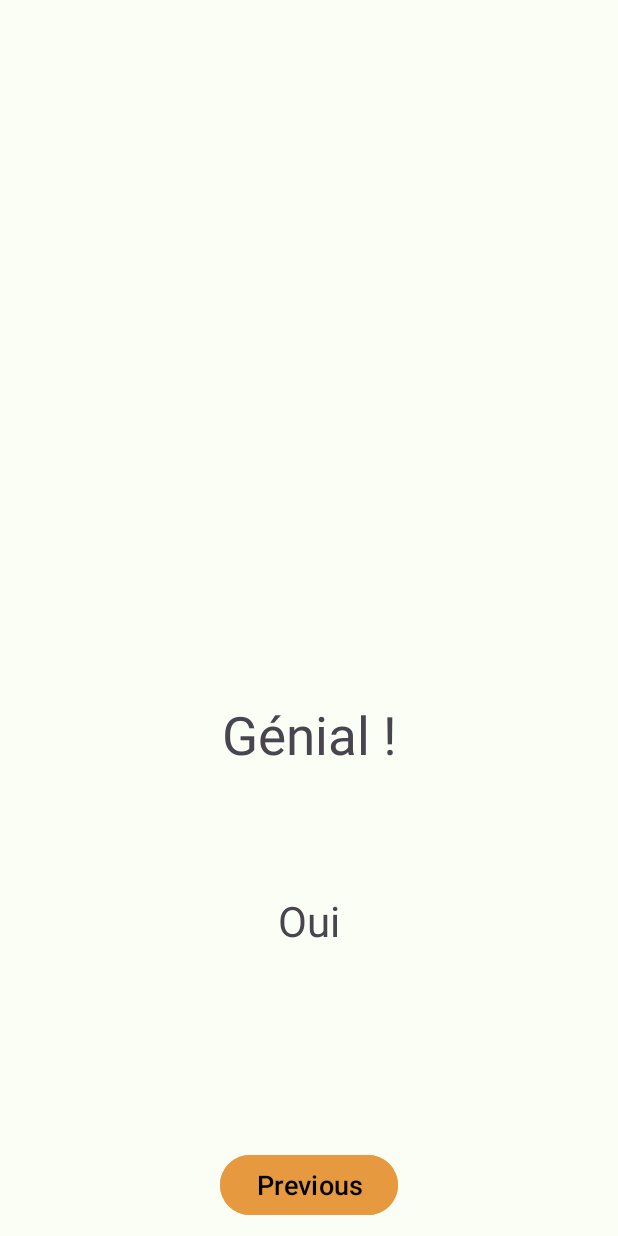
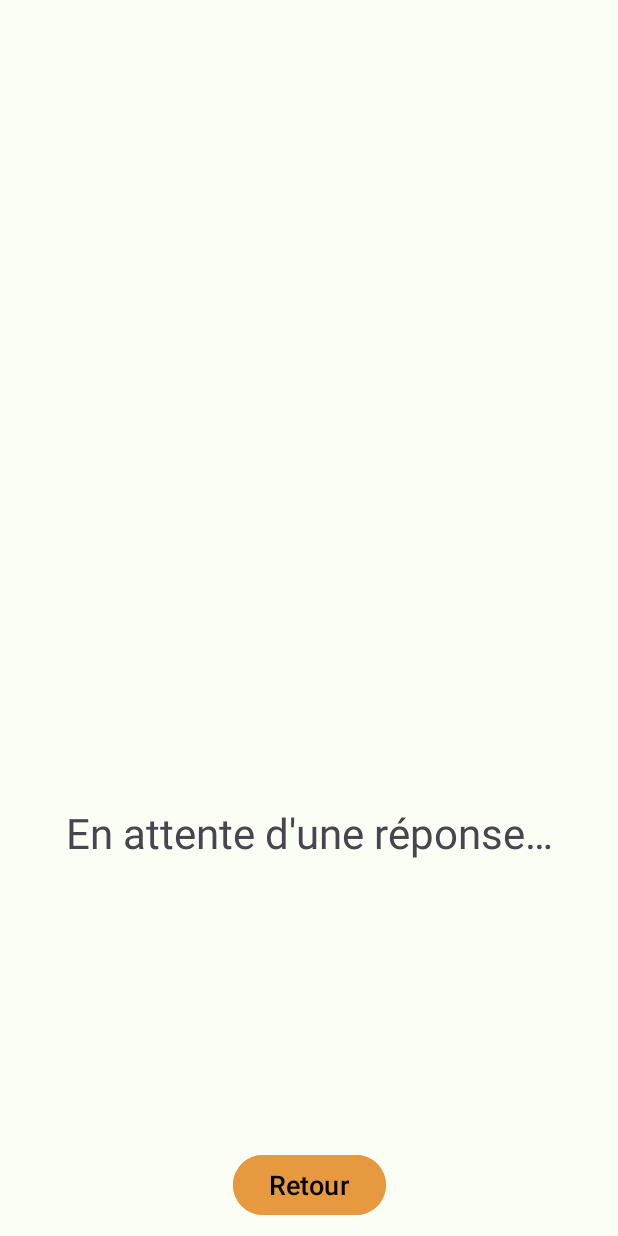
Before and after one commit to NicolasSocquetJuglard/APA, an Android app: the layout fragment_second.xml on its own in the app's theme, with its tools: preview values and no code run, on a phone screen of 412 x 824 dp. Run offline under Robolectric (Android 15) with nearby library versions, the phone set to English and light mode, and no system bars.

Commit message:
Récup réponse et l'affiche

```diff
--- a/Maquette/app/src/main/java/com/csm2s/maquette/FirstFragment.kt
+++ b/Maquette/app/src/main/java/com/csm2s/maquette/FirstFragment.kt
@@ -41,7 +41,7 @@ class FirstFragment : Fragment() {
         }
 
         binding.buttonNo.setOnClickListener {
-            val answerQuestionByButton = view.findViewById<Button>(R.id.button_yes)
+            val answerQuestionByButton = view.findViewById<Button>(R.id.button_no)
             val answerQuestion = answerQuestionByButton.text.toString()
             val action = FirstFragmentDirections.actionFirstFragmentToSecondFragment(answerQuestion)
             findNavController().navigate(action)
--- a/Maquette/app/src/main/res/layout/fragment_second.xml
+++ b/Maquette/app/src/main/res/layout/fragment_second.xml
@@ -26,27 +26,16 @@
             app:layout_constraintTop_toTopOf="parent" />
 
         <TextView
-            android:id="@+id/textview_second"
-            android:layout_width="wrap_content"
-            android:layout_height="wrap_content"
-            android:layout_marginTop="450dp"
-            android:text="@string/label_wonderful"
-            android:textSize="35sp"
-            app:layout_constraintEnd_toEndOf="parent"
-            app:layout_constraintStart_toStartOf="parent"
-            app:layout_constraintTop_toTopOf="parent" />
-
-        <TextView
             android:id="@+id/textview_second_answer"
             android:layout_width="wrap_content"
             android:layout_height="wrap_content"
-            android:text="@string/label_yes"
+            android:text="@string/label_waiting_for_answer"
             android:textSize="28sp"
             app:layout_constraintBottom_toTopOf="@+id/button_second"
             app:layout_constraintEnd_toEndOf="parent"
             app:layout_constraintStart_toStartOf="parent"
-            app:layout_constraintTop_toBottomOf="@+id/textview_second"
-            app:layout_constraintVertical_bias="0.379" />
+            app:layout_constraintTop_toTopOf="parent"
+            app:layout_constraintVertical_bias="0.73" />
 
     </androidx.constraintlayout.widget.ConstraintLayout>
 </androidx.core.widget.NestedScrollView>
--- a/Maquette/app/src/main/res/values/strings.xml
+++ b/Maquette/app/src/main/res/values/strings.xml
@@ -4,8 +4,8 @@
     <!-- Strings used for fragments for navigation -->
     <string name="first_fragment_label">First Fragment</string>
     <string name="second_fragment_label">Second Fragment</string>
-    <string name="label_next">Next</string>
-    <string name="label_previous">Previous</string>
+    <string name="label_next">Suivant</string>
+    <string name="label_previous">Retour</string>
     <string name="label_yes">Oui</string>
     <string name="label_lets_go">"C'est parti !"</string>
     <string name="label_no">Non</string>
@@ -15,4 +15,5 @@
     </string>
     <string name="label_wonderful">Génial !</string>
     <string name="label_answer_activity">Vous avez répondu %s !</string>
+    <string name="label_waiting_for_answer">"En attente d'une réponse&#8230;"</string>
 </resources>
```
